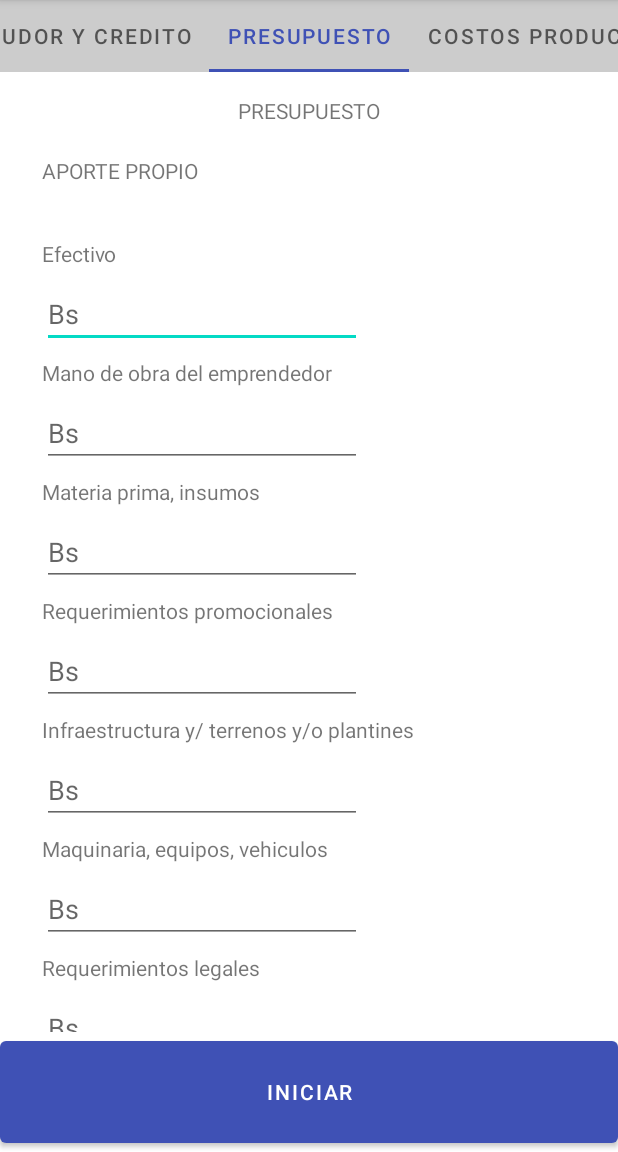
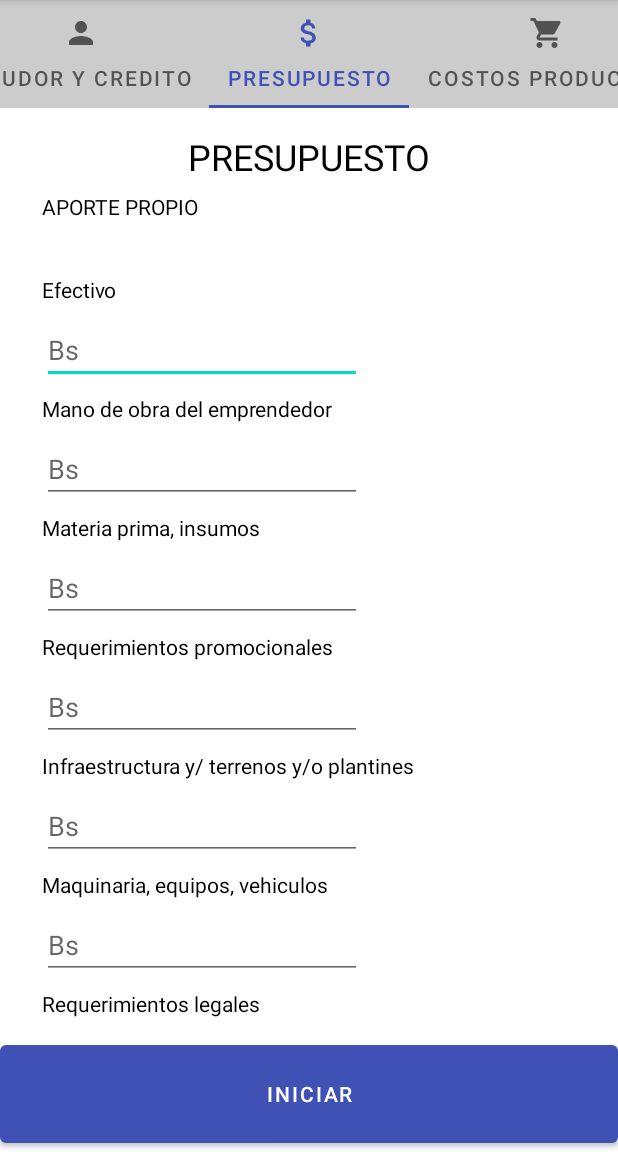
Before and after one commit to borisumss/SimuladorPlanDeNegocios, an Android app: the DeudorCredito screen opened directly, with no data from a screen before it, tab 2 chosen, on a phone screen of 412 x 824 dp, the part 84-1236 px from its top. Run offline under Robolectric (Android 15) with nearby library versions, the phone set to English and light mode, and no system bars.

Commit message:
cambio en el diseño

```diff
--- /dev/null
+++ b/app/src/main/res/drawable/ic_down.xml
@@ -0,0 +1,5 @@
+<vector android:height="24dp" android:tint="#000000"
+    android:viewportHeight="24" android:viewportWidth="24"
+    android:width="24dp" xmlns:android="http://schemas.android.com/apk/res/android">
+    <path android:fillColor="@android:color/white" android:pathData="M19,9h-4V3H9v6H5l7,7 7,-7zM5,18v2h14v-2H5z"/>
+</vector>
--- /dev/null
+++ b/app/src/main/res/drawable/ic_down_white.xml
@@ -0,0 +1,5 @@
+<vector android:height="24dp" android:tint="#FFFFFF"
+    android:viewportHeight="24" android:viewportWidth="24"
+    android:width="24dp" xmlns:android="http://schemas.android.com/apk/res/android">
+    <path android:fillColor="@android:color/white" android:pathData="M19,9h-4V3H9v6H5l7,7 7,-7zM5,18v2h14v-2H5z"/>
+</vector>
--- /dev/null
+++ b/app/src/main/res/drawable/ic_ejec.xml
@@ -0,0 +1,5 @@
+<vector android:height="24dp" android:tint="#000000"
+    android:viewportHeight="24" android:viewportWidth="24"
+    android:width="24dp" xmlns:android="http://schemas.android.com/apk/res/android">
+    <path android:fillColor="@android:color/white" android:pathData="M5,17h14v2L5,19zM12,5L5.33,15h13.34z"/>
+</vector>
--- /dev/null
+++ b/app/src/main/res/drawable/ic_gastos.xml
@@ -0,0 +1,9 @@
+<vector android:height="24dp" android:tint="#000000"
+    android:viewportHeight="24" android:viewportWidth="24"
+    android:width="24dp" xmlns:android="http://schemas.android.com/apk/res/android">
+    <path android:fillColor="@android:color/white" android:pathData="M4,10h3v7h-3z"/>
+    <path android:fillColor="@android:color/white" android:pathData="M10.5,10h3v7h-3z"/>
+    <path android:fillColor="@android:color/white" android:pathData="M2,19h20v3h-20z"/>
+    <path android:fillColor="@android:color/white" android:pathData="M17,10h3v7h-3z"/>
+    <path android:fillColor="@android:color/white" android:pathData="M12,1l-10,5l0,2l20,0l0,-2z"/>
+</vector>
--- /dev/null
+++ b/app/src/main/res/drawable/ic_grafica.xml
@@ -0,0 +1,5 @@
+<vector android:height="24dp" android:tint="#000000"
+    android:viewportHeight="24" android:viewportWidth="24"
+    android:width="24dp" xmlns:android="http://schemas.android.com/apk/res/android">
+    <path android:fillColor="@android:color/white" android:pathData="M3.5,18.49l6,-6.01 4,4L22,6.92l-1.41,-1.41 -7.09,7.97 -4,-4L2,16.99z"/>
+</vector>
--- /dev/null
+++ b/app/src/main/res/drawable/ic_guardar.xml
@@ -0,0 +1,5 @@
+<vector android:height="24dp" android:tint="#000000"
+    android:viewportHeight="24" android:viewportWidth="24"
+    android:width="24dp" xmlns:android="http://schemas.android.com/apk/res/android">
+    <path android:fillColor="@android:color/white" android:pathData="M17,3L5,3c-1.11,0 -2,0.9 -2,2v14c0,1.1 0.89,2 2,2h14c1.1,0 2,-0.9 2,-2L21,7l-4,-4zM12,19c-1.66,0 -3,-1.34 -3,-3s1.34,-3 3,-3 3,1.34 3,3 -1.34,3 -3,3zM15,9L5,9L5,5h10v4z"/>
+</vector>
--- /dev/null
+++ b/app/src/main/res/drawable/ic_person.xml
@@ -0,0 +1,5 @@
+<vector android:height="24dp" android:tint="#000000"
+    android:viewportHeight="24" android:viewportWidth="24"
+    android:width="24dp" xmlns:android="http://schemas.android.com/apk/res/android">
+    <path android:fillColor="@android:color/white" android:pathData="M12,12c2.21,0 4,-1.79 4,-4s-1.79,-4 -4,-4 -4,1.79 -4,4 1.79,4 4,4zM12,14c-2.67,0 -8,1.34 -8,4v2h16v-2c0,-2.66 -5.33,-4 -8,-4z"/>
+</vector>
--- /dev/null
+++ b/app/src/main/res/drawable/ic_presupuesto.xml
@@ -0,0 +1,5 @@
+<vector android:height="24dp" android:tint="#000000"
+    android:viewportHeight="24" android:viewportWidth="24"
+    android:width="24dp" xmlns:android="http://schemas.android.com/apk/res/android">
+    <path android:fillColor="@android:color/white" android:pathData="M11.8,10.9c-2.27,-0.59 -3,-1.2 -3,-2.15 0,-1.09 1.01,-1.85 2.7,-1.85 1.78,0 2.44,0.85 2.5,2.1h2.21c-0.07,-1.72 -1.12,-3.3 -3.21,-3.81V3h-3v2.16c-1.94,0.42 -3.5,1.68 -3.5,3.61 0,2.31 1.91,3.46 4.7,4.13 2.5,0.6 3,1.48 3,2.41 0,0.69 -0.49,1.79 -2.7,1.79 -2.06,0 -2.87,-0.92 -2.98,-2.1h-2.2c0.12,2.19 1.76,3.42 3.68,3.83V21h3v-2.15c1.95,-0.37 3.5,-1.5 3.5,-3.55 0,-2.84 -2.43,-3.81 -4.7,-4.4z"/>
+</vector>
--- /dev/null
+++ b/app/src/main/res/drawable/ic_product.xml
@@ -0,0 +1,5 @@
+<vector android:height="24dp" android:tint="#000000"
+    android:viewportHeight="24" android:viewportWidth="24"
+    android:width="24dp" xmlns:android="http://schemas.android.com/apk/res/android">
+    <path android:fillColor="@android:color/white" android:pathData="M7,18c-1.1,0 -1.99,0.9 -1.99,2S5.9,22 7,22s2,-0.9 2,-2 -0.9,-2 -2,-2zM1,2v2h2l3.6,7.59 -1.35,2.45c-0.16,0.28 -0.25,0.61 -0.25,0.96 0,1.1 0.9,2 2,2h12v-2L7.42,15c-0.14,0 -0.25,-0.11 -0.25,-0.25l0.03,-0.12 0.9,-1.63h7.45c0.75,0 1.41,-0.41 1.75,-1.03l3.58,-6.49c0.08,-0.14 0.12,-0.31 0.12,-0.48 0,-0.55 -0.45,-1 -1,-1L5.21,4l-0.94,-2L1,2zM17,18c-1.1,0 -1.99,0.9 -1.99,2s0.89,2 1.99,2 2,-0.9 2,-2 -0.9,-2 -2,-2z"/>
+</vector>
--- /dev/null
+++ b/app/src/main/res/drawable/ic_resultado.xml
@@ -0,0 +1,5 @@
+<vector android:height="24dp" android:tint="#000000"
+    android:viewportHeight="24" android:viewportWidth="24"
+    android:width="24dp" xmlns:android="http://schemas.android.com/apk/res/android">
+    <path android:fillColor="@android:color/white" android:pathData="M12,2C6.48,2 2,6.48 2,12s4.48,10 10,10 10,-4.48 10,-10S17.52,2 12,2zM13,17h-2v-6h2v6zM13,9h-2L11,7h2v2z"/>
+</vector>
--- /dev/null
+++ b/app/src/main/res/drawable/ic_simu.xml
@@ -0,0 +1,5 @@
+<vector android:height="24dp" android:tint="#000000"
+    android:viewportHeight="24" android:viewportWidth="24"
+    android:width="24dp" xmlns:android="http://schemas.android.com/apk/res/android">
+    <path android:fillColor="@android:color/white" android:pathData="M13,18h-2v-2h2V18zM15,14H9v6h6V14L15,14zM19,9.3L19,9.3V4h-3v2.6v0L12,3L2,12h3l7,-6.31L19,12h3L19,9.3z"/>
+</vector>
--- a/app/src/main/res/layout/activity_menu_simulacion.xml
+++ b/app/src/main/res/layout/activity_menu_simulacion.xml
@@ -21,30 +21,35 @@
             android:id="@+id/deudorCredito"
             android:layout_width="wrap_content"
             android:layout_height="wrap_content"
+            android:icon="@drawable/ic_person"
             android:text="Deudor y Credito" />
 
         <com.google.android.material.tabs.TabItem
             android:id="@+id/presupuesto"
             android:layout_width="wrap_content"
             android:layout_height="wrap_content"
+            android:icon="@drawable/ic_presupuesto"
             android:text="Presupuesto" />
 
         <com.google.android.material.tabs.TabItem
             android:id="@+id/costosProductos"
             android:layout_width="wrap_content"
             android:layout_height="wrap_content"
+            android:icon="@drawable/ic_product"
             android:text="Costos Productos" />
 
         <com.google.android.material.tabs.TabItem
             android:id="@+id/gastosFijos"
             android:layout_width="wrap_content"
             android:layout_height="wrap_content"
+            android:icon="@drawable/ic_gastos"
             android:text="Gastos Fijos" />
 
         <com.google.android.material.tabs.TabItem
             android:id="@+id/guardarFormulario"
             android:layout_width="wrap_content"
             android:layout_height="wrap_content"
+            android:icon="@drawable/ic_guardar"
             android:text="Guardar Formulario" />
 
     </com.google.android.material.tabs.TabLayout>
--- a/app/src/main/res/layout/fragment_presupuesto.xml
+++ b/app/src/main/res/layout/fragment_presupuesto.xml
@@ -25,6 +25,8 @@ tools:context=".Controlador.Presupuesto">
                 android:layout_height="wrap_content"
                 android:layout_marginTop="16dp"
                 android:text="PRESUPUESTO"
+                android:textColor="#000000"
+                android:textSize="24sp"
                 app:layout_constraintEnd_toEndOf="parent"
                 app:layout_constraintStart_toStartOf="parent"
                 app:layout_constraintTop_toTopOf="parent" />
@@ -37,6 +39,7 @@ tools:context=".Controlador.Presupuesto">
                 android:layout_marginTop="36dp"
                 android:text="Efectivo"
                 app:layout_constraintStart_toStartOf="parent"
+                android:textColor="#000000"
                 app:layout_constraintTop_toBottomOf="@+id/textView13" />
 
             <TextView
@@ -47,6 +50,7 @@ tools:context=".Controlador.Presupuesto">
                 android:layout_marginTop="60dp"
                 android:text="Mano de obra del emprendedor"
                 app:layout_constraintStart_toStartOf="parent"
+                android:textColor="#000000"
                 app:layout_constraintTop_toBottomOf="@+id/efectivoAP" />
 
             <TextView
@@ -57,6 +61,7 @@ tools:context=".Controlador.Presupuesto">
                 android:layout_marginTop="60dp"
                 android:text="Materia prima, insumos"
                 app:layout_constraintStart_toStartOf="parent"
+                android:textColor="#000000"
                 app:layout_constraintTop_toBottomOf="@+id/manoObraAP" />
 
             <TextView
@@ -66,6 +71,7 @@ tools:context=".Controlador.Presupuesto">
                 android:layout_marginStart="28dp"
                 android:layout_marginTop="60dp"
                 android:text="Requerimientos promocionales"
+                android:textColor="#000000"
                 app:layout_constraintStart_toStartOf="parent"
                 app:layout_constraintTop_toBottomOf="@+id/materiaprimaAP" />
 
@@ -77,6 +83,7 @@ tools:context=".Controlador.Presupuesto">
                 android:layout_marginTop="60dp"
                 android:text="Infraestructura y/ terrenos y/o plantines"
                 app:layout_constraintStart_toStartOf="parent"
+                android:textColor="#000000"
                 app:layout_constraintTop_toBottomOf="@+id/requerimientosAP" />
 
             <TextView
@@ -86,6 +93,7 @@ tools:context=".Controlador.Presupuesto">
                 android:layout_marginStart="28dp"
                 android:layout_marginTop="60dp"
                 android:text="Maquinaria, equipos, vehiculos"
+                android:textColor="#000000"
                 app:layout_constraintStart_toStartOf="parent"
                 app:layout_constraintTop_toBottomOf="@+id/infraestructuraAP" />
 
@@ -96,6 +104,7 @@ tools:context=".Controlador.Presupuesto">
                 android:layout_marginStart="28dp"
                 android:layout_marginTop="60dp"
                 android:text="Requerimientos legales"
+                android:textColor="#000000"
                 app:layout_constraintStart_toStartOf="parent"
                 app:layout_constraintTop_toBottomOf="@+id/maquinariaAP" />
 
@@ -106,7 +115,9 @@ tools:context=".Controlador.Presupuesto">
                 android:layout_marginStart="28dp"
                 android:layout_marginTop="56dp"
                 android:text="APORTE PROPIO"
+
                 app:layout_constraintStart_toStartOf="parent"
+                android:textColor="#000000"
                 app:layout_constraintTop_toTopOf="parent" />
 
             <EditText
@@ -214,6 +225,7 @@ tools:context=".Controlador.Presupuesto">
                 android:layout_marginTop="750dp"
                 android:text="REQUERIMIENTO"
                 app:layout_constraintStart_toStartOf="parent"
+                android:textColor="#000000"
                 app:layout_constraintTop_toTopOf="parent" />
 
             <TextView
@@ -224,6 +236,7 @@ tools:context=".Controlador.Presupuesto">
                 android:layout_marginTop="36dp"
                 android:text="Gastos operativos"
                 app:layout_constraintStart_toStartOf="parent"
+                android:textColor="#000000"
                 app:layout_constraintTop_toBottomOf="@+id/textView50" />
 
             <TextView
@@ -234,6 +247,7 @@ tools:context=".Controlador.Presupuesto">
                 android:layout_marginTop="60dp"
                 android:text="Materia prima, insumos"
                 app:layout_constraintStart_toStartOf="parent"
+                android:textColor="#000000"
                 app:layout_constraintTop_toBottomOf="@+id/gastosOperativosR" />
 
             <TextView
@@ -243,6 +257,7 @@ tools:context=".Controlador.Presupuesto">
                 android:layout_marginStart="28dp"
                 android:layout_marginTop="60dp"
                 android:text="Requerimientos promocionales"
+                android:textColor="#000000"
                 app:layout_constraintStart_toStartOf="parent"
                 app:layout_constraintTop_toBottomOf="@+id/materiaprimaR" />
 
@@ -253,6 +268,7 @@ tools:context=".Controlador.Presupuesto">
                 android:layout_marginStart="28dp"
                 android:layout_marginTop="60dp"
                 android:text="Infraestructura y/ terrenos y/o plantines"
+                android:textColor="#000000"
                 app:layout_constraintStart_toStartOf="parent"
                 app:layout_constraintTop_toBottomOf="@+id/requerimientosR" />
 
@@ -263,6 +279,7 @@ tools:context=".Controlador.Presupuesto">
                 android:layout_marginStart="28dp"
                 android:layout_marginTop="60dp"
                 android:text="Maquinaria, equipos, vehiculos"
+                android:textColor="#000000"
                 app:layout_constraintStart_toStartOf="parent"
                 app:layout_constraintTop_toBottomOf="@+id/infraestructuraR" />
 
@@ -273,6 +290,7 @@ tools:context=".Controlador.Presupuesto">
                 android:layout_marginStart="28dp"
                 android:layout_marginTop="60dp"
                 android:text="Requerimientos legales"
+                android:textColor="#000000"
                 app:layout_constraintStart_toStartOf="parent"
                 app:layout_constraintTop_toBottomOf="@+id/maquinariaR" />
 
@@ -365,6 +383,7 @@ tools:context=".Controlador.Presupuesto">
                 android:layout_height="wrap_content"
                 android:layout_marginStart="28dp"
                 android:layout_marginTop="148dp"
+                android:textColor="#000000"
                 android:text="TOTAL PROYECTO"
                 app:layout_constraintStart_toStartOf="parent"
                 app:layout_constraintTop_toBottomOf="@+id/totalR" />
@@ -375,6 +394,7 @@ tools:context=".Controlador.Presupuesto">
                 android:layout_height="wrap_content"
                 android:layout_marginStart="28dp"
                 android:layout_marginTop="16dp"
+                android:textColor="#000000"
                 android:text="APORTE PROPIO"
                 app:layout_constraintStart_toStartOf="parent"
                 app:layout_constraintTop_toBottomOf="@+id/totalProyecto" />
@@ -385,6 +405,7 @@ tools:context=".Controlador.Presupuesto">
                 android:layout_height="wrap_content"
                 android:layout_marginStart="28dp"
                 android:layout_marginTop="16dp"
+                android:textColor="#000000"
                 android:text="%APORTE PROPIO"
                 app:layout_constraintStart_toStartOf="parent"
                 app:layout_constraintTop_toBottomOf="@+id/aportePropio" />
@@ -406,6 +427,7 @@ tools:context=".Controlador.Presupuesto">
                 android:layout_marginStart="28dp"
                 android:layout_marginTop="32dp"
                 android:text="MONTO SOLICITADO"
+                android:textColor="#000000"
                 app:layout_constraintStart_toStartOf="parent"
                 app:layout_constraintTop_toBottomOf="@+id/condicionAP" />
 
@@ -415,6 +437,7 @@ tools:context=".Controlador.Presupuesto">
                 android:layout_height="wrap_content"
                 android:layout_marginStart="28dp"
                 android:layout_marginTop="16dp"
+                android:textColor="#000000"
                 android:text="MONTO A FINANCIAR"
                 app:layout_constraintStart_toStartOf="parent"
                 app:layout_constraintTop_toBottomOf="@+id/montoSolicitado" />
@@ -448,6 +471,7 @@ tools:context=".Controlador.Presupuesto">
                 android:layout_height="wrap_content"
                 android:layout_marginStart="60dp"
                 android:layout_marginTop="56dp"
+                android:textColor="#3F51B5"
                 app:layout_constraintStart_toEndOf="@+id/totalProyecto"
                 app:layout_constraintTop_toBottomOf="@+id/calcular" />
 
@@ -457,6 +481,7 @@ tools:context=".Controlador.Presupuesto">
                 android:layout_height="wrap_content"
                 android:layout_marginStart="60dp"
                 android:layout_marginTop="15dp"
+                android:textColor="#3F51B5"
                 app:layout_constraintStart_toEndOf="@+id/aportePropio"
                 app:layout_constraintTop_toBottomOf="@+id/totalProyectoResultado" />
 
@@ -466,6 +491,7 @@ tools:context=".Controlador.Presupuesto">
                 android:layout_height="wrap_content"
                 android:layout_marginStart="48dp"
                 android:layout_marginTop="15dp"
+                android:textColor="#3F51B5"
                 app:layout_constraintStart_toEndOf="@+id/aportePropioPorc"
                 app:layout_constraintTop_toBottomOf="@+id/totalAportePropioResultado" />
 
@@ -475,6 +501,7 @@ tools:context=".Controlador.Presupuesto">
                 android:layout_height="wrap_content"
                 android:layout_marginStart="32dp"
                 android:layout_marginTop="32dp"
+                android:textColor="#3F51B5"
                 app:layout_constraintStart_toEndOf="@+id/montoSolicitado"
                 app:layout_constraintTop_toBottomOf="@+id/condicionAP" />
 
@@ -484,6 +511,7 @@ tools:context=".Controlador.Presupuesto">
                 android:layout_height="wrap_content"
                 android:layout_marginStart="24dp"
                 android:layout_marginTop="16dp"
+                android:textColor="#3F51B5"
                 app:layout_constraintStart_toEndOf="@+id/montoFinanciar"
                 app:layout_constraintTop_toBottomOf="@+id/montoSolicitadoResultado" />
 
--- a/app/src/main/res/layout/fragment_resultados.xml
+++ b/app/src/main/res/layout/fragment_resultados.xml
@@ -30,7 +30,7 @@
                 android:paddingBottom="5dp"
                 android:text="Resultados De La Simulación"
                 android:textAlignment="center"
-                android:textColor="#000000"
+                android:textColor="#FFFFFF"
                 android:textSize="24sp" />
 
             <ImageView
@@ -101,6 +101,7 @@
                 android:layout_marginStart="10dp"
                 android:layout_marginTop="10dp"
                 android:layout_marginEnd="10dp"
+                android:drawableEnd="@drawable/ic_down_white"
                 android:text="Informe del plan en PDF" />
 
             <Button
@@ -110,6 +111,7 @@
                 android:layout_marginStart="10dp"
                 android:layout_marginTop="10dp"
                 android:layout_marginEnd="10dp"
+                android:drawableEnd="@drawable/ic_down_white"
                 android:text="Resultados simulación en PDF" />
 
         </LinearLayout>
--- a/app/src/main/res/layout/menu_simulacion2.xml
+++ b/app/src/main/res/layout/menu_simulacion2.xml
@@ -20,18 +20,21 @@
             android:id="@+id/simulacion"
             android:layout_width="wrap_content"
             android:layout_height="wrap_content"
+            android:icon="@drawable/ic_simu"
             android:text="simulacion" />
 
         <com.google.android.material.tabs.TabItem
             android:id="@+id/resultado"
             android:layout_width="wrap_content"
             android:layout_height="wrap_content"
+            android:icon="@drawable/ic_resultado"
             android:text="resultado" />
 
         <com.google.android.material.tabs.TabItem
             android:id="@+id/grafica"
             android:layout_width="wrap_content"
             android:layout_height="wrap_content"
+            android:icon="@drawable/ic_grafica"
             android:text="grafica" />
 
 
```
Also changed, not shown: app/src/main/res/layout/activity_main.xml (+6 -4 lines), app/src/main/res/layout/fragment_deudor_credito.xml (+23 -7 lines), app/src/main/res/layout/fragment_gastos_fijos.xml (+21 -13 lines), app/src/main/res/layout/fragment_guardar_formulario.xml (+12 -4 lines).
